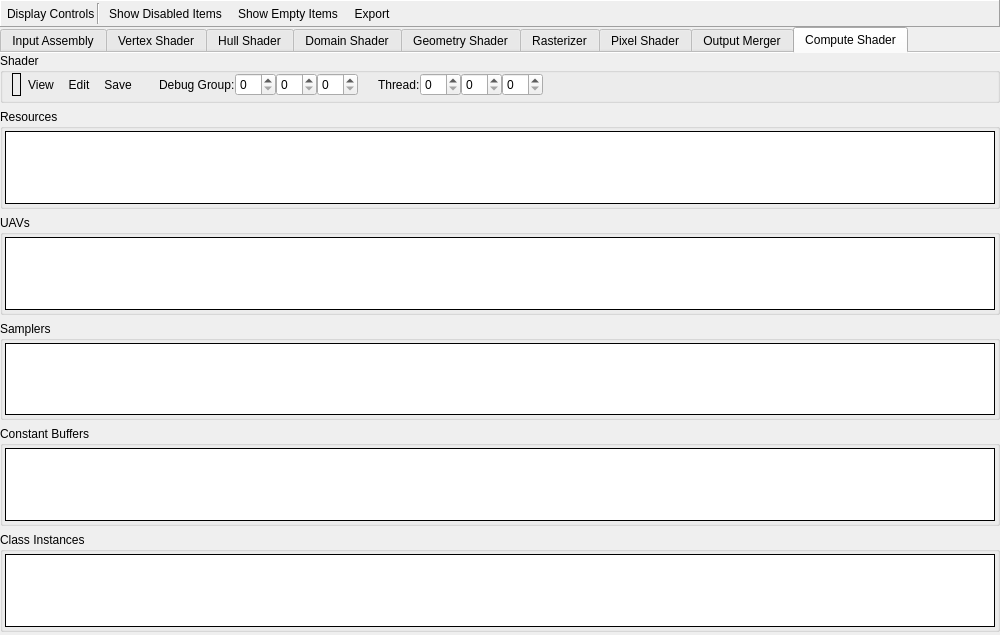
Qt form qrenderdoc/Windows/PipelineState/D3D11PipelineStateViewer.ui (baldurk/renderdoc) before a commit.
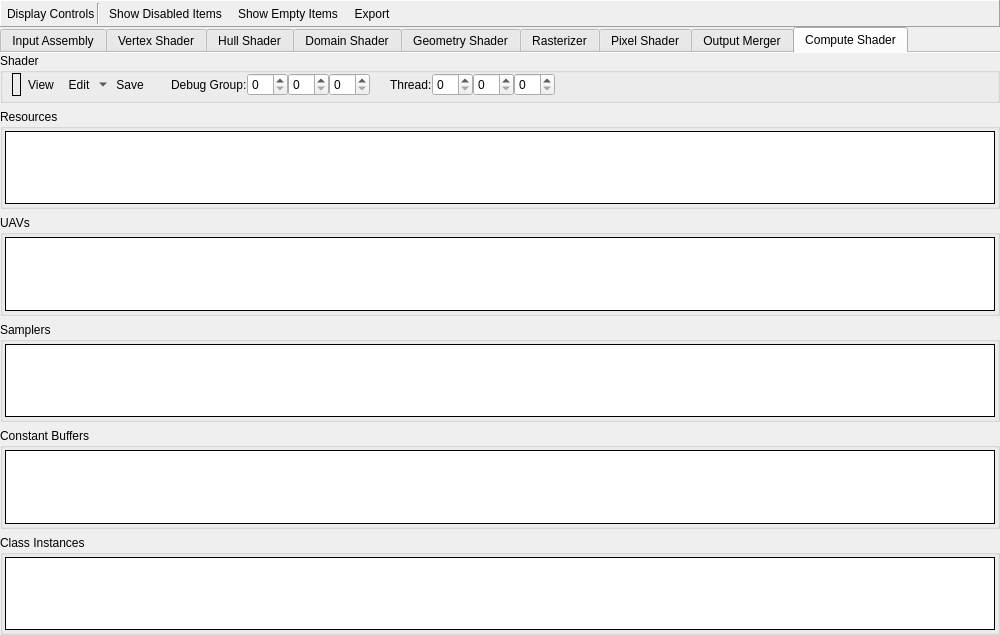
The same form after that commit. Icons and pictures are not drawn. Custom widgets are drawn as their Qt base class.

Commit message: Expand SPIR-V disassemblers to general shader processing tools

```diff
--- a/qrenderdoc/Windows/PipelineState/D3D11PipelineStateViewer.ui
+++ b/qrenderdoc/Windows/PipelineState/D3D11PipelineStateViewer.ui
@@ -3989,6 +3989,9 @@
                 <iconset resource="../../Resources/resources.qrc">
                  <normaloff>:/page_white_edit.png</normaloff>:/page_white_edit.png</iconset>
                </property>
+               <property name="popupMode">
+                <enum>QToolButton::MenuButtonPopup</enum>
+               </property>
                <property name="toolButtonStyle">
                 <enum>Qt::ToolButtonTextBesideIcon</enum>
                </property>
@@ -4407,6 +4410,12 @@
              <property name="sizeType">
               <enum>QSizePolicy::MinimumExpanding</enum>
              </property>
+             <property name="sizeHint" stdset="0">
+              <size>
+               <width>0</width>
+               <height>0</height>
+              </size>
+             </property>
             </spacer>
            </item>
           </layout>
@@ -4420,16 +4429,16 @@
   </layout>
  </widget>
  <customwidgets>
-  <customwidget>
-   <class>RDTreeWidget</class>
-   <extends>QTreeView</extends>
-   <header>Widgets/Extended/RDTreeWidget.h</header>
-  </customwidget>
   <customwidget>
    <class>RDLabel</class>
    <extends>QLabel</extends>
    <header>Widgets/Extended/RDLabel.h</header>
   </customwidget>
+  <customwidget>
+   <class>RDTreeWidget</class>
+   <extends>QTreeView</extends>
+   <header>Widgets/Extended/RDTreeWidget.h</header>
+  </customwidget>
   <customwidget>
    <class>PipelineFlowChart</class>
    <extends>QFrame</extends>
```
Left out of the diff: 45 changed lines with no effect on the pictures. The commit also changes 29 other files.
